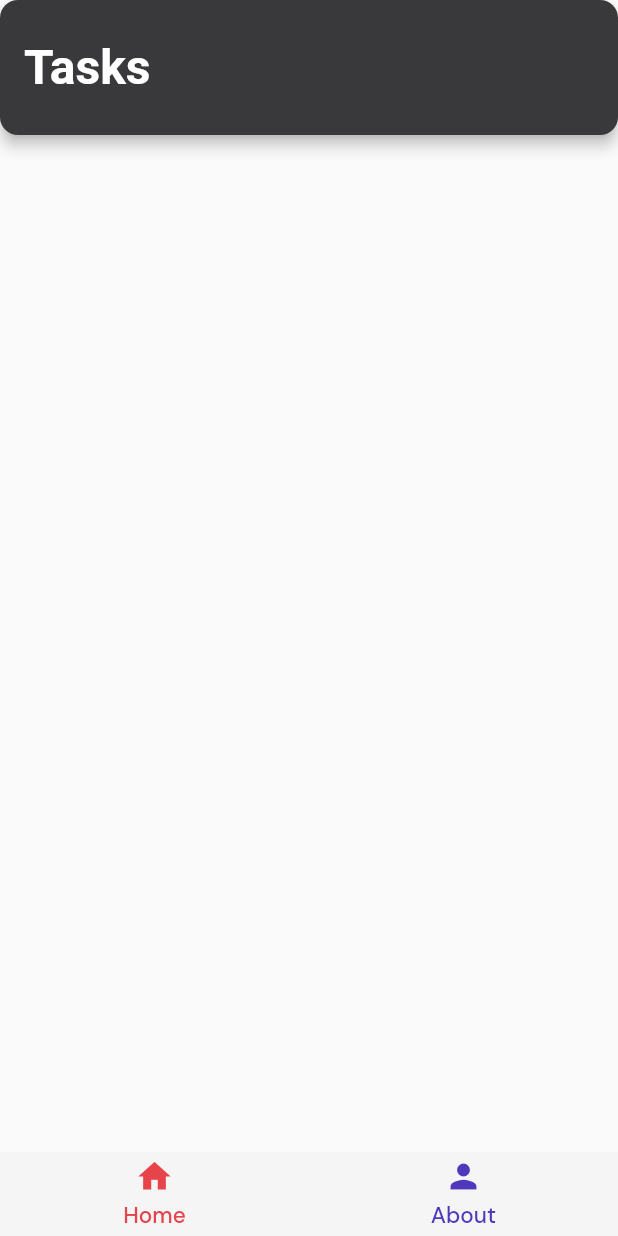
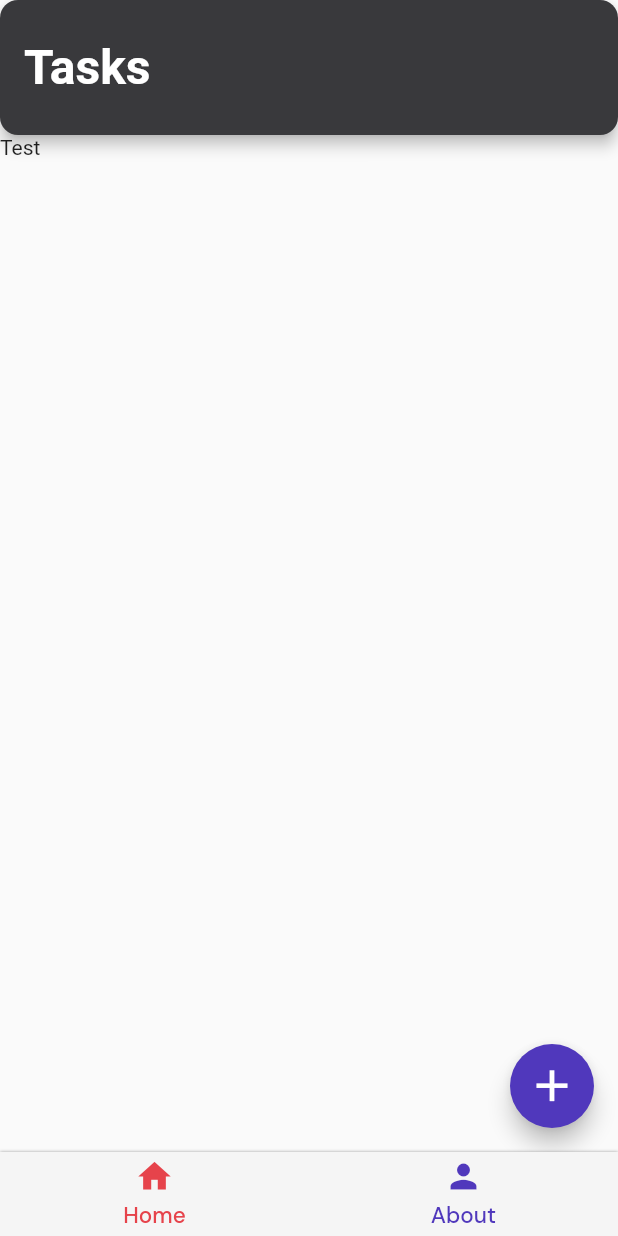
Before and after one commit to ahmadrafidev/simple_todo, a Flutter app: the screen it shows after launch, on a phone screen of 412 x 824 dp. Run offline on Flutter 3.47's test engine with Material 2 defaults, Android fonts, the phone set to English and light mode, and no system bars; drawn by our look-alikes of persistent_bottom_nav_bar; our stand-ins replace google_fonts; missing offline and left inert: flutter_polygon.

Commit message:
adding FAB in home page

```diff
--- a/lib/screens/home_page.dart
+++ b/lib/screens/home_page.dart
@@ -1,10 +1,15 @@
 import 'package:flutter/material.dart';
 import 'package:google_fonts/google_fonts.dart';
 
-class HomePage extends StatelessWidget {
+class HomePage extends StatefulWidget {
   static const routeName = '/home_page';
   const HomePage({Key? key}) : super(key: key);
 
+  @override
+  State<HomePage> createState() => _HomePageState();
+}
+
+class _HomePageState extends State<HomePage> {
   @override
   Widget build(BuildContext context) {
     return Scaffold(
@@ -20,6 +25,18 @@ class HomePage extends StatelessWidget {
         shape: ShapeBorder.lerp(
             RoundedRectangleBorder(borderRadius: BorderRadius.circular(12.0)), null, 0),
       ),
+      body: SingleChildScrollView(
+        child: Column(
+          children: <Widget>[
+            Text('Test')
+          ],
+        ),
+      ),
+      floatingActionButton: FloatingActionButton(
+        onPressed: () {},
+        child: const Icon(Icons.add, size: 35,),
+        backgroundColor: const Color.fromRGBO(80, 56, 188, 1),
+      ),
     );
   }
 }
--- a/lib/screens/tabs_screen.dart
+++ b/lib/screens/tabs_screen.dart
@@ -65,6 +65,14 @@ class _TabsScreenState extends State<TabsScreen> {
       hideNavigationBarWhenKeyboardShows: true,
       popActionScreens: PopActionScreensType.all,
       popAllScreensOnTapOfSelectedTab: true,
+      decoration: const NavBarDecoration(
+        boxShadow: <BoxShadow>[
+          BoxShadow(
+            color: Colors.grey,
+            blurRadius: 1
+          )
+        ]
+      ),
     );
   }
 }
```
